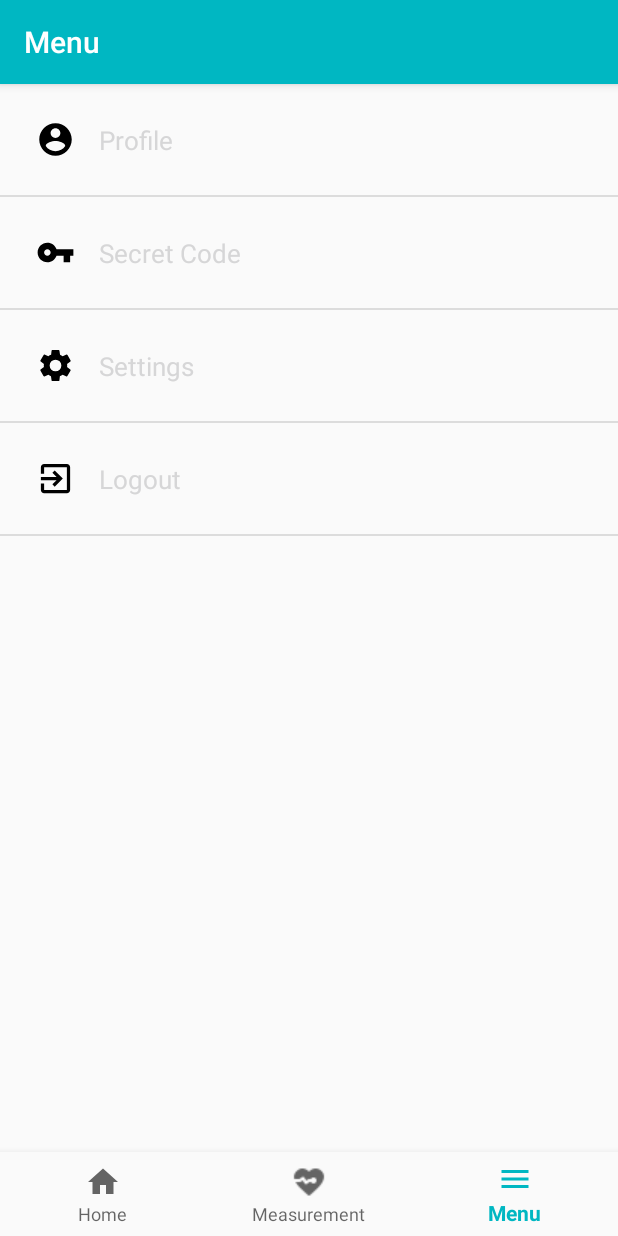
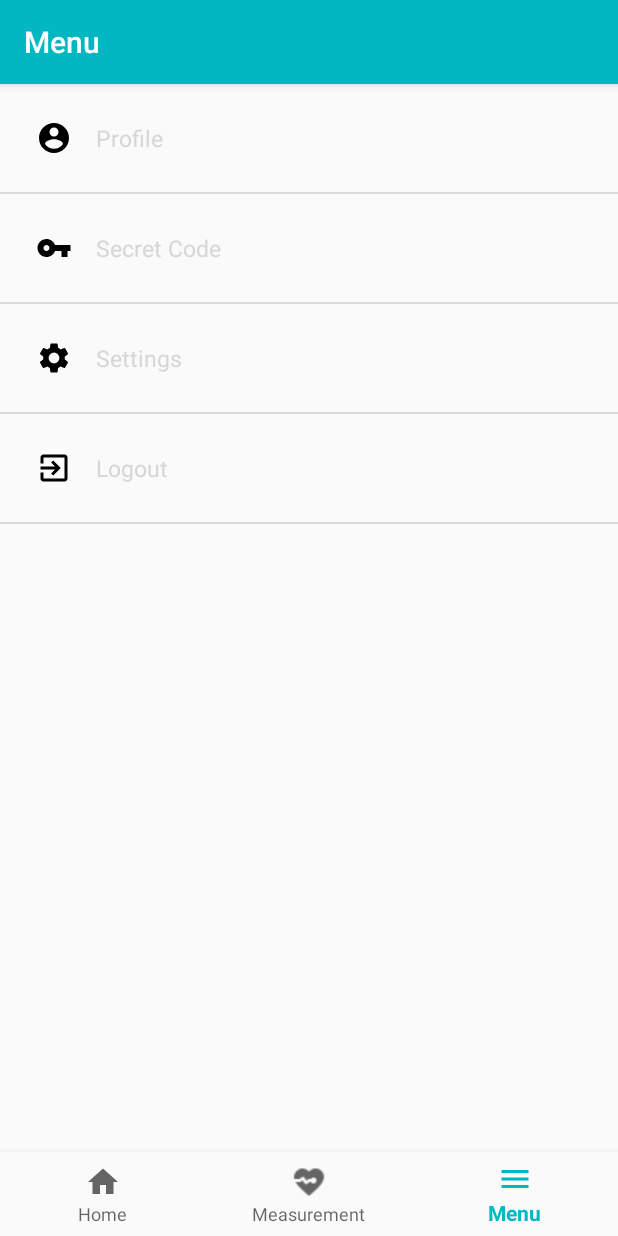
Before and after one commit to openmymed/access.md, an Android app: the MenuFragment screen opened through its navigation route, on a phone screen of 412 x 824 dp. Run offline under Robolectric (Android 15) with nearby library versions, the phone set to English and light mode, and no system bars; our stand-ins replace navigation-ui; libraries missing offline, so code that uses them is left out: com.franmontiel.persistentcookiejar, com.toptoche.searchablespinnerlibrary, io.paperdb; 4 statements that could not run were skipped.

Commit message:
made view changes

```diff
--- a/android/app/src/main/java/me/kisoft/covid19/SettingsActivity.java
+++ b/android/app/src/main/java/me/kisoft/covid19/SettingsActivity.java
@@ -1,11 +1,11 @@
 package me.kisoft.covid19;
-
-import androidx.appcompat.app.AppCompatActivity;
 
 import android.content.Intent;
 import android.os.Bundle;
 import android.view.View;
 import android.widget.Button;
+
+import androidx.appcompat.app.AppCompatActivity;
 
 
 public class SettingsActivity extends AppCompatActivity {
@@ -16,7 +16,7 @@
     protected void onCreate(Bundle savedInstanceState) {
         super.onCreate(savedInstanceState);
         setContentView(R.layout.activity_settings);
-
+        getSupportActionBar().setTitle(R.string.title_settings);
         btnChangeLanguage = findViewById(R.id.btn_change_language);
         btnChangePassword = findViewById(R.id.btn_change_password);
 
--- a/android/app/src/main/res/layout/menu_item_layout.xml
+++ b/android/app/src/main/res/layout/menu_item_layout.xml
@@ -1,15 +1,13 @@
 <?xml version="1.0" encoding="utf-8"?>
-<androidx.constraintlayout.widget.ConstraintLayout
-    xmlns:android="http://schemas.android.com/apk/res/android"
+<androidx.constraintlayout.widget.ConstraintLayout xmlns:android="http://schemas.android.com/apk/res/android"
     xmlns:app="http://schemas.android.com/apk/res-auto"
-    xmlns:tools="http://schemas.android.com/tools"
     android:layout_width="match_parent"
     android:layout_height="wrap_content">
 
     <ImageView
         android:id="@+id/img_menu_item"
-        android:layout_width="26dp"
-        android:layout_height="26dp"
+        android:layout_width="24dp"
+        android:layout_height="24dp"
         android:layout_marginStart="24dp"
         android:layout_marginTop="24dp"
         android:layout_marginBottom="24dp"
@@ -23,7 +21,7 @@
         android:layout_height="wrap_content"
         android:layout_marginStart="16dp"
         android:textColor="@color/black"
-        android:textSize="17sp"
+        android:textSize="15sp"
         app:layout_constraintBottom_toBottomOf="@+id/img_menu_item"
         app:layout_constraintStart_toEndOf="@+id/img_menu_item"
         app:layout_constraintTop_toTopOf="@+id/img_menu_item" />
```
